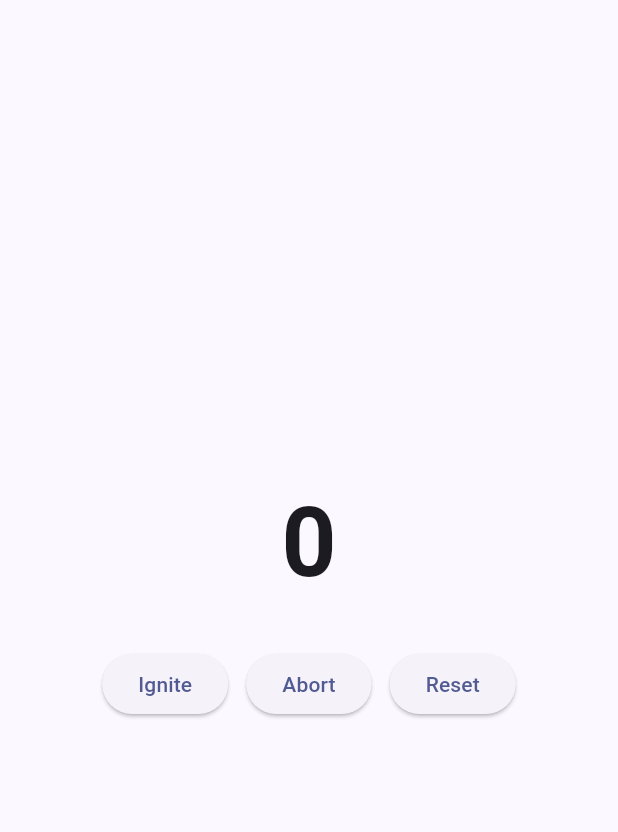
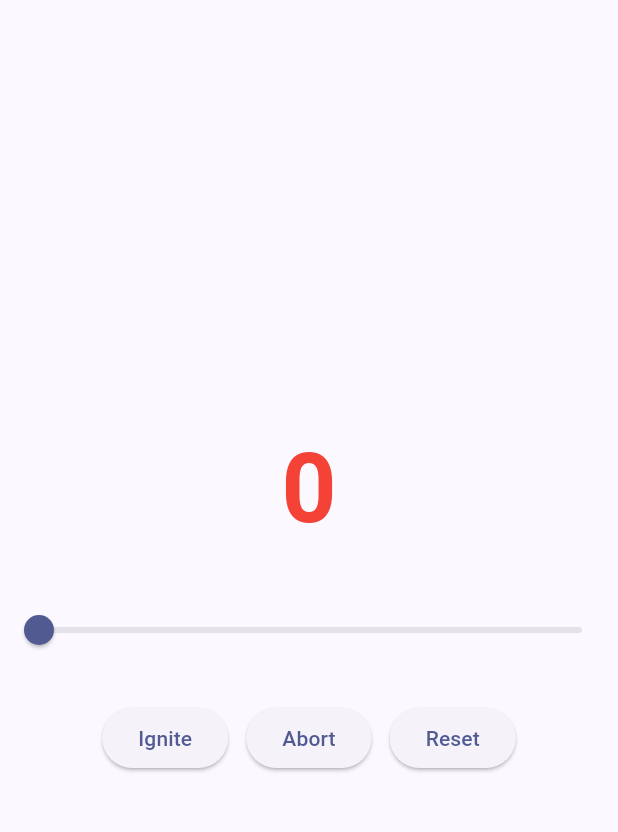
Before and after one commit to mohitkokane3900/stateful_rocket_launch, a Flutter app: the screen it shows after launch, on a phone screen of 412 x 824 dp, the part 63-895 px from its top. Run offline on Flutter 3.47's test engine with Material 3 defaults, Android fonts, the phone set to English and light mode, and no system bars.

Commit message:
Add color logic for counter text and interactive slider

```diff
--- a/lib/main.dart
+++ b/lib/main.dart
@@ -44,6 +44,12 @@ class _LaunchControllerState extends State<LaunchController> {
     });
   }
 
+  Color _numberColor() {
+    if (_counter == 0) return Colors.red;
+    if (_counter > 50) return Colors.green;
+    return Colors.orange;
+  }
+
   @override
   Widget build(BuildContext context) {
     return Scaffold(
@@ -53,7 +59,23 @@ class _LaunchControllerState extends State<LaunchController> {
         children: [
           Text(
             '$_counter',
-            style: const TextStyle(fontSize: 64, fontWeight: FontWeight.w700),
+            style: TextStyle(
+              fontSize: 64,
+              fontWeight: FontWeight.w700,
+              color: _numberColor(),
+            ),
+          ),
+          const SizedBox(height: 24),
+          Slider(
+            min: 0,
+            max: 100,
+            divisions: 100,
+            value: _counter.toDouble(),
+            onChanged: (v) {
+              setState(() {
+                _counter = v.toInt();
+              });
+            },
           ),
           const SizedBox(height: 24),
           Row(
```
